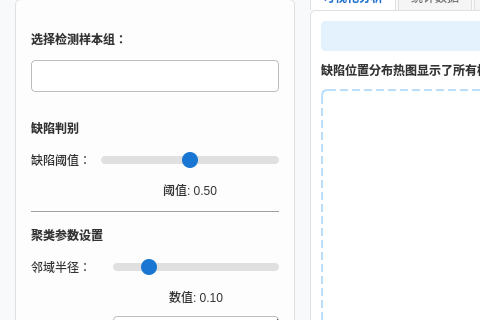
211250243/app, file ui/detect_report.ui: the form before one commit; both pictures show x 0 to 480 and y 94 to 414 of the 900 by 710 pixel window.
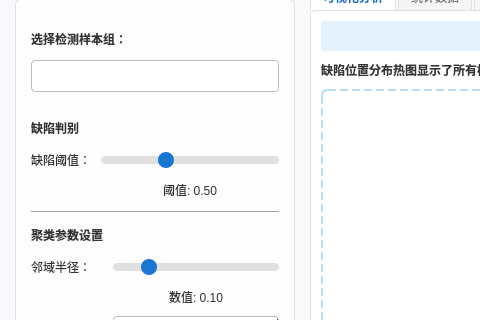
The form after the commit. Icons and pictures are not drawn.

```diff
--- a/ui/detect_report.ui
+++ b/ui/detect_report.ui
@@ -340,8 +340,11 @@
               <height>22</height>
              </size>
             </property>
+            <property name="minimum">
+             <number>-1000</number>
+            </property>
             <property name="maximum">
-             <number>100</number>
+             <number>2000</number>
             </property>
             <property name="value">
              <number>50</number>
@@ -353,7 +356,7 @@
              <enum>QSlider::TickPosition::TicksBelow</enum>
             </property>
             <property name="tickInterval">
-             <number>10</number>
+             <number>500</number>
             </property>
            </widget>
           </item>
```
